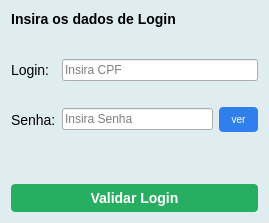
This is tela_login.ui in mateuszinum/Projeto-Clinica-Veterinaria as Qt 5 draws it before an edit. The edited form follows.
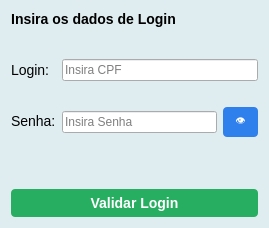
This is the edited form.

Commit message:
Refatora pets.py e interfaces, adiciona melhorias de UI
Remove manipulação de pets em JSON e prepara pets.py para integração com banco de dados. Refatora validação e reset de formulários, melhora navegação entre telas e adiciona métodos de logout. Atualiza nomes de widgets e botões nas interfaces .ui para maior clareza e consistência. Atualiza teste.py para exemplo de carregamento de imagem com PyQt6.

Diff of the .ui file:
```diff
--- a/tela_login.ui
+++ b/tela_login.ui
@@ -7,7 +7,7 @@
     <x>0</x>
     <y>0</y>
     <width>269</width>
-    <height>223</height>
+    <height>224</height>
    </rect>
   </property>
   <property name="windowTitle">
@@ -93,6 +93,7 @@
        <property name="styleSheet">
         <string notr="true">    font-family: &quot;Arial&quot;, sans-serif;
     font-size: 12px;
+    font-weight: bold;
 color: red</string>
        </property>
        <property name="text">
@@ -139,7 +140,7 @@
 }</string>
          </property>
          <property name="text">
-          <string>ver</string>
+          <string>👁</string>
          </property>
         </widget>
        </item>
```
The commit also changes 7 other files.
